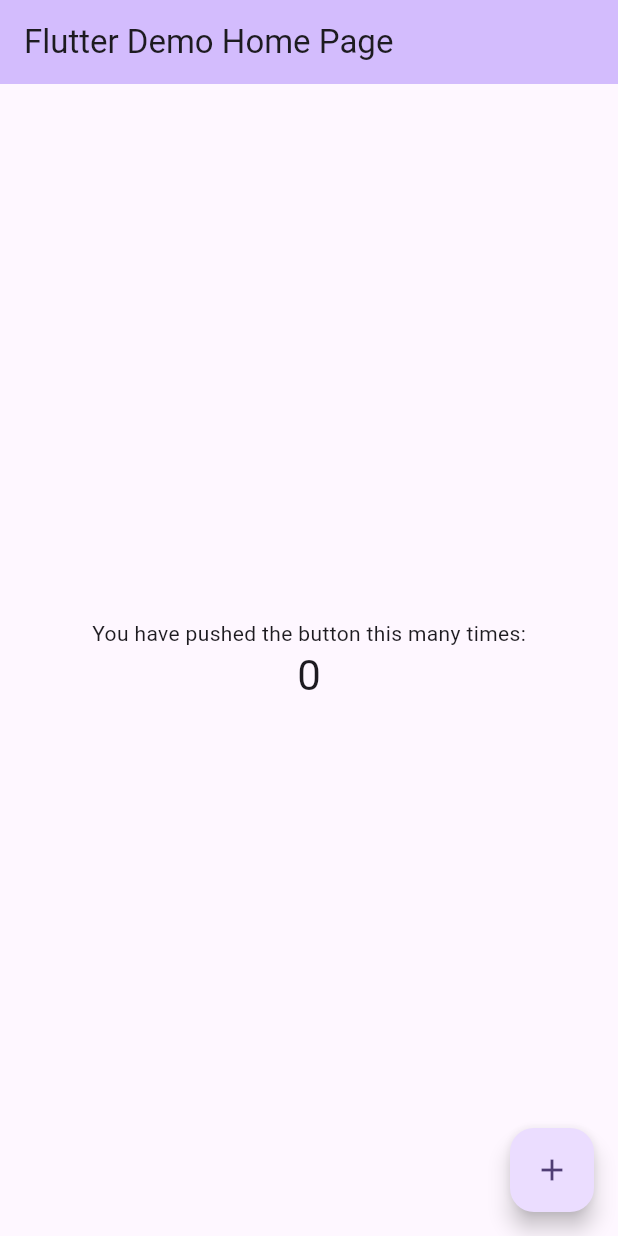
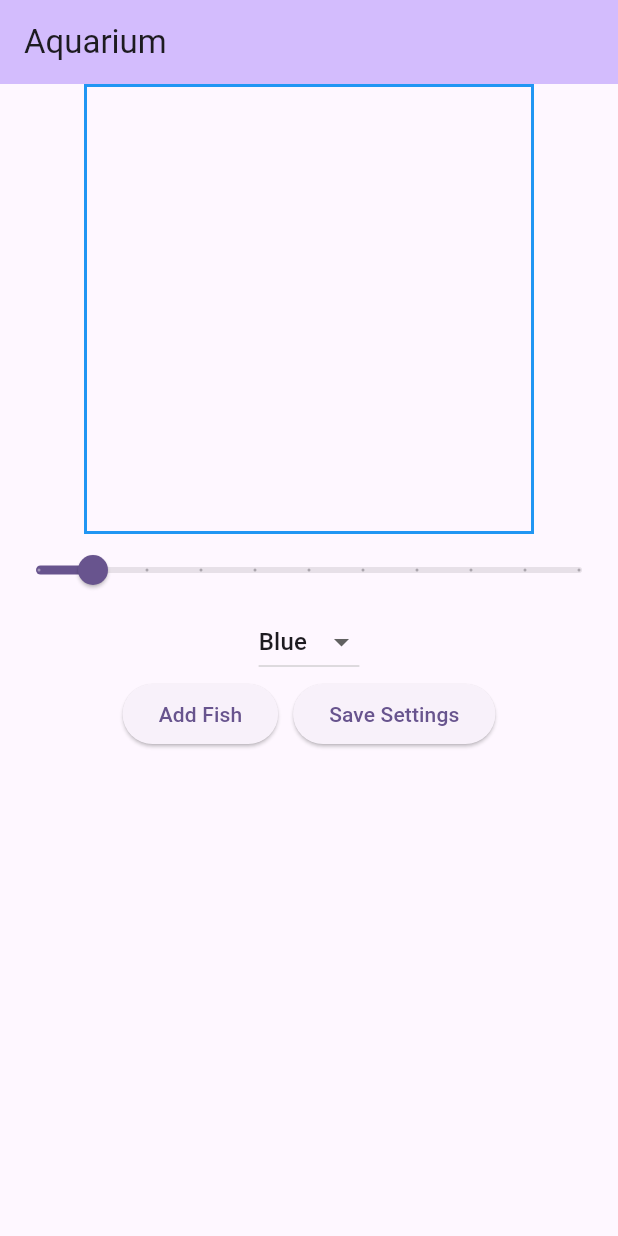
Before and after one commit to echenx/cw05, a Flutter app: the screen it shows after launch, on a phone screen of 412 x 824 dp. Run offline on Flutter 3.47's test engine with Material 3 defaults, Android fonts, the phone set to English and light mode, and no system bars.

Commit message:
added fish aquarium UI

```diff
--- a/lib/main.dart
+++ b/lib/main.dart
@@ -1,3 +1,4 @@
+import 'dart:math';
 import 'package:flutter/material.dart';
 
 void main() {
@@ -7,46 +8,21 @@ void main() {
 class MyApp extends StatelessWidget {
   const MyApp({super.key});
 
-  // This widget is the root of your application.
   @override
   Widget build(BuildContext context) {
     return MaterialApp(
-      title: 'Flutter Demo',
+      title: 'Aquarium',
       theme: ThemeData(
-        // This is the theme of your application.
-        //
-        // TRY THIS: Try running your application with "flutter run". You'll see
-        // the application has a purple toolbar. Then, without quitting the app,
-        // try changing the seedColor in the colorScheme below to Colors.green
-        // and then invoke "hot reload" (save your changes or press the "hot
-        // reload" button in a Flutter-supported IDE, or press "r" if you used
-        // the command line to start the app).
-        //
-        // Notice that the counter didn't reset back to zero; the application
-        // state is not lost during the reload. To reset the state, use hot
-        // restart instead.
-        //
-        // This works for code too, not just values: Most code changes can be
-        // tested with just a hot reload.
         colorScheme: ColorScheme.fromSeed(seedColor: Colors.deepPurple),
         useMaterial3: true,
       ),
-      home: const MyHomePage(title: 'Flutter Demo Home Page'),
+      home: const MyHomePage(title: 'Aquarium'),
     );
   }
 }
 
 class MyHomePage extends StatefulWidget {
   const MyHomePage({super.key, required this.title});
-
-  // This widget is the home page of your application. It is stateful, meaning
-  // that it has a State object (defined below) that contains fields that affect
-  // how it looks.
-
-  // This class is the configuration for the state. It holds the values (in this
-  // case the title) provided by the parent (in this case the App widget) and
-  // used by the build method of the State. Fields in a Widget subclass are
-  // always marked "final".
 
   final String title;
 
@@ -55,71 +31,102 @@ class MyHomePage extends StatefulWidget {
 }
 
 class _MyHomePageState extends State<MyHomePage> {
-  int _counter = 0;
+  List<Fish> fishes = [];
+  double speed = 1.0;
+  Color selectedColor = Colors.blue;
 
-  void _incrementCounter() {
+  void _addFish() {
     setState(() {
-      // This call to setState tells the Flutter framework that something has
-      // changed in this State, which causes it to rerun the build method below
-      // so that the display can reflect the updated values. If we changed
-      // _counter without calling setState(), then the build method would not be
-      // called again, and so nothing would appear to happen.
-      _counter++;
+      fishes.add(Fish(color: selectedColor));
     });
   }
 
   @override
   Widget build(BuildContext context) {
-    // This method is rerun every time setState is called, for instance as done
-    // by the _incrementCounter method above.
-    //
-    // The Flutter framework has been optimized to make rerunning build methods
-    // fast, so that you can just rebuild anything that needs updating rather
-    // than having to individually change instances of widgets.
     return Scaffold(
       appBar: AppBar(
-        // TRY THIS: Try changing the color here to a specific color (to
-        // Colors.amber, perhaps?) and trigger a hot reload to see the AppBar
-        // change color while the other colors stay the same.
         backgroundColor: Theme.of(context).colorScheme.inversePrimary,
-        // Here we take the value from the MyHomePage object that was created by
-        // the App.build method, and use it to set our appbar title.
         title: Text(widget.title),
       ),
-      body: Center(
-        // Center is a layout widget. It takes a single child and positions it
-        // in the middle of the parent.
-        child: Column(
-          // Column is also a layout widget. It takes a list of children and
-          // arranges them vertically. By default, it sizes itself to fit its
-          // children horizontally, and tries to be as tall as its parent.
-          //
-          // Column has various properties to control how it sizes itself and
-          // how it positions its children. Here we use mainAxisAlignment to
-          // center the children vertically; the main axis here is the vertical
-          // axis because Columns are vertical (the cross axis would be
-          // horizontal).
-          //
-          // TRY THIS: Invoke "debug painting" (choose the "Toggle Debug Paint"
-          // action in the IDE, or press "p" in the console), to see the
-          // wireframe for each widget.
-          mainAxisAlignment: MainAxisAlignment.center,
-          children: <Widget>[
-            const Text(
-              'You have pushed the button this many times:',
+      body: Column(
+        children: [
+          Container(
+            width: 300,
+            height: 300,
+            decoration: BoxDecoration(
+              border: Border.all(color: Colors.blue, width: 2),
             ),
-            Text(
-              '$_counter',
-              style: Theme.of(context).textTheme.headlineMedium,
+            child: Stack(
+              children: fishes.map((fish) => fish.build()).toList(),
             ),
-          ],
-        ),
+          ),
+          Slider(
+            value: speed,
+            min: 0.5,
+            max: 5.0,
+            divisions: 10,
+            label: "Speed: ${speed.toStringAsFixed(1)}",
+            onChanged: (newSpeed) {
+              setState(() {
+                speed = newSpeed;
+              });
+            },
+          ),
+          DropdownButton<Color>(
+            value: selectedColor,
+            items: [
+              DropdownMenuItem(
+                child: Text("Blue"),
+                value: Colors.blue,
+              ),
+              DropdownMenuItem(
+                child: Text("Red"),
+                value: Colors.red,
+              ),
+              DropdownMenuItem(
+                child: Text("Green"),
+                value: Colors.green,
+              ),
+            ],
+            onChanged: (color) {
+              setState(() {
+                selectedColor = color!;
+              });
+            },
+          ),
+          Row(
+            mainAxisAlignment: MainAxisAlignment.center,
+            children: [
+              ElevatedButton(
+                onPressed: _addFish,
+                child: Text("Add Fish"),
+              ),
+              SizedBox(width: 10),
+              ElevatedButton(
+                onPressed: () {},
+                child: Text("Save Settings"),
+              ),
+            ],
+          ),
+        ],
       ),
-      floatingActionButton: FloatingActionButton(
-        onPressed: _incrementCounter,
-        tooltip: 'Increment',
-        child: const Icon(Icons.add),
-      ), // This trailing comma makes auto-formatting nicer for build methods.
     );
   }
 }
+
+class Fish {
+  final Color color;
+
+  Fish({required this.color});
+
+  Widget build() {
+    return Positioned(
+      top: Random().nextDouble() * 300,
+      left: Random().nextDouble() * 300,
+      child: CircleAvatar(
+        backgroundColor: color,
+        radius: 10,
+      ),
+    );
+  }
+}
--- a/pubspec.yaml
+++ b/pubspec.yaml
@@ -35,6 +35,8 @@ dependencies:
   # The following adds the Cupertino Icons font to your application.
   # Use with the CupertinoIcons class for iOS style icons.
   cupertino_icons: ^1.0.8
+  sqflite: ^2.4.0
+  path: ^1.9.0
 
 dev_dependencies:
   flutter_test:
```
Also changed, not shown: pubspec.lock, 1 other file.
